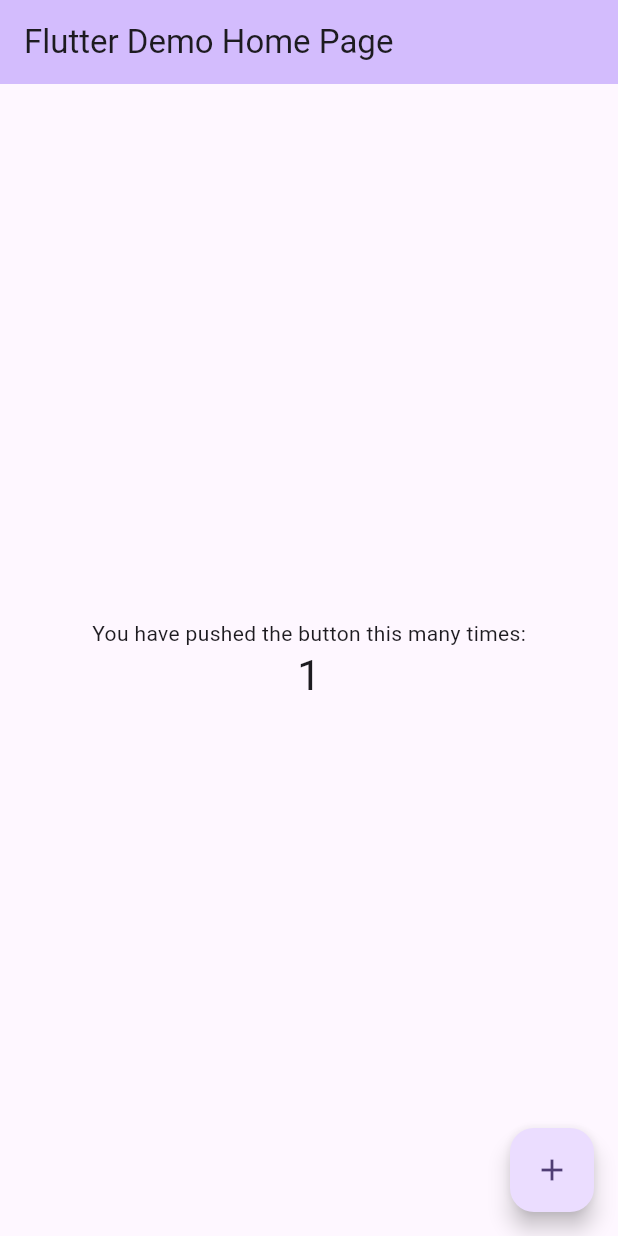
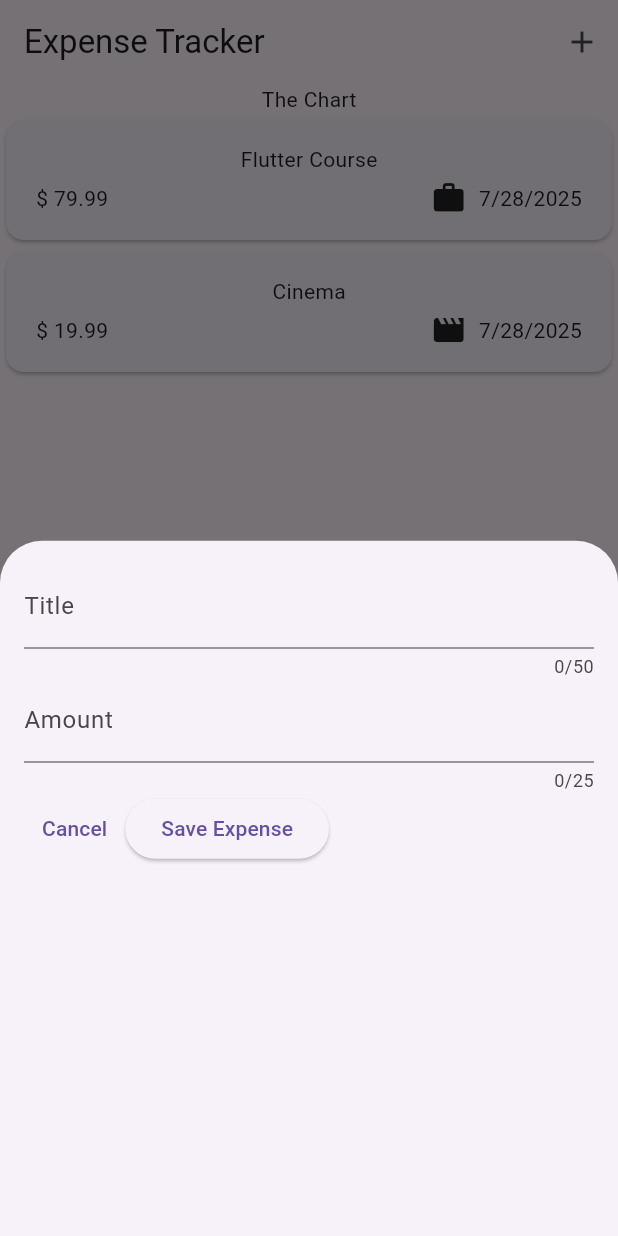
Before and after one commit to tomcze15/expense_tracker, a Flutter app: the screen it shows after launch, after a tap on the "add" icon, on a phone screen of 412 x 824 dp. Run offline on Flutter 3.47's test engine with Material 3 defaults, Android fonts, the phone set to English and light mode, and no system bars.

Commit message:
✨ add the expenses list and the add function

```diff
--- a/lib/main.dart
+++ b/lib/main.dart
@@ -1,122 +1,6 @@
+import 'package:expense_tracker/widgets/expenses_page.dart';
 import 'package:flutter/material.dart';
 
 void main() {
-  runApp(const MyApp());
+  runApp(MaterialApp(home: const ExpensesPage()));
 }
-
-class MyApp extends StatelessWidget {
-  const MyApp({super.key});
-
-  // This widget is the root of your application.
-  @override
-  Widget build(BuildContext context) {
-    return MaterialApp(
-      title: 'Flutter Demo',
-      theme: ThemeData(
-        // This is the theme of your application.
-        //
-        // TRY THIS: Try running your application with "flutter run". You'll see
-        // the application has a purple toolbar. Then, without quitting the app,
-        // try changing the seedColor in the colorScheme below to Colors.green
-        // and then invoke "hot reload" (save your changes or press the "hot
-        // reload" button in a Flutter-supported IDE, or press "r" if you used
-        // the command line to start the app).
-        //
-        // Notice that the counter didn't reset back to zero; the application
-        // state is not lost during the reload. To reset the state, use hot
-        // restart instead.
-        //
-        // This works for code too, not just values: Most code changes can be
-        // tested with just a hot reload.
-        colorScheme: ColorScheme.fromSeed(seedColor: Colors.deepPurple),
-      ),
-      home: const MyHomePage(title: 'Flutter Demo Home Page'),
-    );
-  }
-}
-
-class MyHomePage extends StatefulWidget {
-  const MyHomePage({super.key, required this.title});
-
-  // This widget is the home page of your application. It is stateful, meaning
-  // that it has a State object (defined below) that contains fields that affect
-  // how it looks.
-
-  // This class is the configuration for the state. It holds the values (in this
-  // case the title) provided by the parent (in this case the App widget) and
-  // used by the build method of the State. Fields in a Widget subclass are
-  // always marked "final".
-
-  final String title;
-
-  @override
-  State<MyHomePage> createState() => _MyHomePageState();
-}
-
-class _MyHomePageState extends State<MyHomePage> {
-  int _counter = 0;
-
-  void _incrementCounter() {
-    setState(() {
-      // This call to setState tells the Flutter framework that something has
-      // changed in this State, which causes it to rerun the build method below
-      // so that the display can reflect the updated values. If we changed
-      // _counter without calling setState(), then the build method would not be
-      // called again, and so nothing would appear to happen.
-      _counter++;
-    });
-  }
-
-  @override
-  Widget build(BuildContext context) {
-    // This method is rerun every time setState is called, for instance as done
-    // by the _incrementCounter method above.
-    //
-    // The Flutter framework has been optimized to make rerunning build methods
-    // fast, so that you can just rebuild anything that needs updating rather
-    // than having to individually change instances of widgets.
-    return Scaffold(
-      appBar: AppBar(
-        // TRY THIS: Try changing the color here to a specific color (to
-        // Colors.amber, perhaps?) and trigger a hot reload to see the AppBar
-        // change color while the other colors stay the same.
-        backgroundColor: Theme.of(context).colorScheme.inversePrimary,
-        // Here we take the value from the MyHomePage object that was created by
-        // the App.build method, and use it to set our appbar title.
-        title: Text(widget.title),
-      ),
-      body: Center(
-        // Center is a layout widget. It takes a single child and positions it
-        // in the middle of the parent.
-        child: Column(
-          // Column is also a layout widget. It takes a list of children and
-          // arranges them vertically. By default, it sizes itself to fit its
-          // children horizontally, and tries to be as tall as its parent.
-          //
-          // Column has various properties to control how it sizes itself and
-          // how it positions its children. Here we use mainAxisAlignment to
-          // center the children vertically; the main axis here is the vertical
-          // axis because Columns are vertical (the cross axis would be
-          // horizontal).
-          //
-          // TRY THIS: Invoke "debug painting" (choose the "Toggle Debug Paint"
-          // action in the IDE, or press "p" in the console), to see the
-          // wireframe for each widget.
-          mainAxisAlignment: MainAxisAlignment.center,
-          children: <Widget>[
-            const Text('You have pushed the button this many times:'),
-            Text(
-              '$_counter',
-              style: Theme.of(context).textTheme.headlineMedium,
-            ),
-          ],
-        ),
-      ),
-      floatingActionButton: FloatingActionButton(
-        onPressed: _incrementCounter,
-        tooltip: 'Increment',
-        child: const Icon(Icons.add),
-      ), // This trailing comma makes auto-formatting nicer for build methods.
-    );
-  }
-}
--- /dev/null
+++ b/lib/model/expense.dart
@@ -0,0 +1,35 @@
+import 'package:flutter/material.dart';
+import 'package:intl/intl.dart';
+import 'package:uuid/uuid.dart';
+
+const uuid = Uuid();
+
+enum Category { food, travel, leisure, work }
+
+final formatter = DateFormat.yMd();
+
+const categoryIcons = {
+  Category.food: Icons.lunch_dining,
+  Category.travel: Icons.flight_takeoff,
+  Category.leisure: Icons.movie,
+  Category.work: Icons.work
+};
+
+class Expense {
+  Expense({
+    required this.title,
+    required this.amount,
+    required this.date,
+    required this.category,
+  }) : id = uuid.v4();
+
+  final String id;
+  final String title;
+  final double amount;
+  final DateTime date;
+  final Category category;
+
+  String get formattedDate {
+    return formatter.format(date);
+  }
+}
--- /dev/null
+++ b/lib/widgets/expenses_list/expense_item.dart
@@ -0,0 +1,36 @@
+import 'package:expense_tracker/model/expense.dart';
+import 'package:flutter/material.dart';
+
+class ExpenseItem extends StatelessWidget {
+  const ExpenseItem(this.expense, {super.key});
+
+  final Expense expense;
+
+  @override
+  Widget build(BuildContext context) {
+    return Card(
+      child: Padding(
+        padding: const EdgeInsets.symmetric(horizontal: 20, vertical: 16),
+        child: Column(
+          children: [
+            Text(expense.title),
+            const SizedBox(height: 4),
+            Row(
+              children: [
+                Text('\$ ${expense.amount.toStringAsFixed(2)}'),
+                const Spacer(),
+                Row(
+                  children: [
+                    Icon(categoryIcons[expense.category]),
+                    const SizedBox(width: 8,),
+                    Text(expense.formattedDate)
+                  ],
+                ),
+              ],
+            ),
+          ],
+        ),
+      ),
+    );
+  }
+}
--- /dev/null
+++ b/lib/widgets/expenses_list/expenses_list.dart
@@ -0,0 +1,17 @@
+import 'package:expense_tracker/model/expense.dart';
+import 'package:expense_tracker/widgets/expenses_list/expense_item.dart';
+import 'package:flutter/material.dart';
+
+class ExpensesList extends StatelessWidget {
+  const ExpensesList({super.key, required this.expenses});
+
+  final List<Expense> expenses;
+
+  @override
+  Widget build(BuildContext context) {
+    return ListView.builder(
+      itemCount: expenses.length,
+      itemBuilder: (context, index) => ExpenseItem(expenses[index])
+    );
+  }
+}
--- /dev/null
+++ b/lib/widgets/expenses_page.dart
@@ -0,0 +1,58 @@
+import 'package:expense_tracker/widgets/expenses_list/expenses_list.dart';
+import 'package:expense_tracker/model/expense.dart';
+import 'package:expense_tracker/widgets/new_expense.dart';
+import 'package:flutter/material.dart';
+
+class ExpensesPage extends StatefulWidget {
+  const ExpensesPage({super.key});
+
+  @override
+  State<ExpensesPage> createState() => _ExpensesPageState();
+}
+
+class _ExpensesPageState extends State<ExpensesPage> {
+  final List<Expense> _registeredExpenses = [
+    Expense(
+      title: 'Flutter Course',
+      amount: 79.99,
+      date: DateTime.now(),
+      category: Category.work,
+    ),
+    Expense(
+      title: 'Cinema',
+      amount: 19.99,
+      date: DateTime.now(),
+      category: Category.leisure,
+    ),
+  ];
+
+  void _openAddExpenseOverlay() {
+    showModalBottomSheet(
+      context: context,
+      builder: (context) {
+        return NewExpense();
+      },
+    );
+  }
+
+  @override
+  Widget build(BuildContext context) {
+    return Scaffold(
+      appBar: AppBar(
+        title: const Text('Expense Tracker'),
+        actions: [
+          IconButton(
+            onPressed: _openAddExpenseOverlay,
+            icon: const Icon(Icons.add),
+          ),
+        ],
+      ),
+      body: Column(
+        children: [
+          Text('The Chart'),
+          Expanded(child: ExpensesList(expenses: _registeredExpenses)),
+        ],
+      ),
+    );
+  }
+}
--- /dev/null
+++ b/lib/widgets/new_expense.dart
@@ -0,0 +1,61 @@
+import 'package:flutter/material.dart';
+import 'package:flutter/services.dart';
+
+class NewExpense extends StatefulWidget {
+  const NewExpense({super.key});
+
+  @override
+  State<NewExpense> createState() => _NewExpenseState();
+}
+
+class _NewExpenseState extends State<NewExpense> {
+  final _titleController = TextEditingController();
+  final _amountController = TextEditingController();
+
+  @override
+  void dispose() {
+    _titleController.dispose();
+    _amountController.dispose();
+    super.dispose();
+  }
+
+  @override
+  Widget build(BuildContext context) {
+    return Padding(
+      padding: const EdgeInsets.all(16),
+      child: Column(
+        children: [
+          TextField(
+            controller: _titleController,
+            maxLength: 50,
+            decoration: const InputDecoration(label: Text('Title')),
+          ),
+          // Row(children: [],),
+          TextField(
+            controller: _amountController,
+            keyboardType: TextInputType.number,
+            maxLength: 25,
+            decoration: const InputDecoration(label: Text('Amount'), prefixText: '\$'),
+            inputFormatters: [
+              FilteringTextInputFormatter.allow(RegExp(r'^\d+\.?\d{0,2}')),
+            ],
+          ),
+          Row(
+            children: [
+              TextButton(onPressed: () {
+                Navigator.pop(context);
+              }, child: Text('Cancel')),
+              ElevatedButton(
+                onPressed: () {
+                  print(_titleController.text);
+                  print(_amountController.text);
+                },
+                child: const Text('Save Expense'),
+              ),
+            ],
+          ),
+        ],
+      ),
+    );
+  }
+}
--- a/pubspec.yaml
+++ b/pubspec.yaml
@@ -34,6 +34,8 @@ dependencies:
   # The following adds the Cupertino Icons font to your application.
   # Use with the CupertinoIcons class for iOS style icons.
   cupertino_icons: ^1.0.8
+  uuid: ^4.5.1
+  intl: ^0.20.2
 
 dev_dependencies:
   flutter_test:
```
Also changed, not shown: pubspec.lock.
